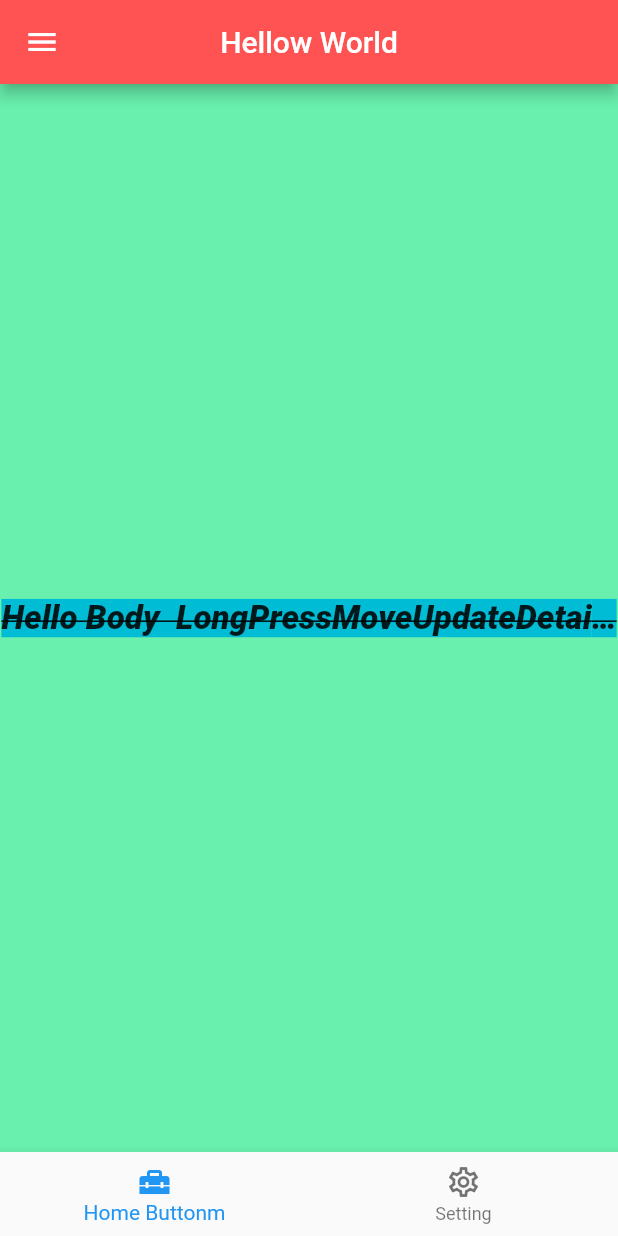
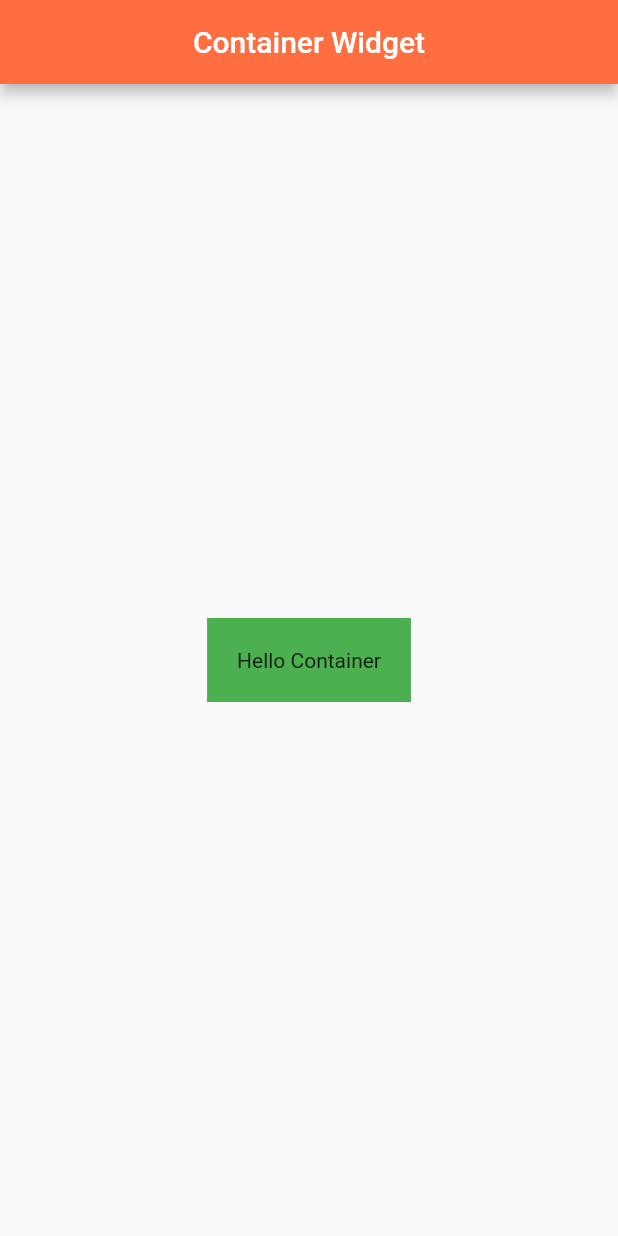
Before and after one commit to iAtharZaib/Flutter-Practice, a Flutter app: the screen it shows after launch, on a phone screen of 412 x 824 dp. Run offline on Flutter 3.47's test engine with Material 2 defaults, Android fonts, the light colour scheme and no system bars.

Commit message:
Container work

```diff
--- a/lib/main.dart
+++ b/lib/main.dart
@@ -1,4 +1,5 @@
 import 'package:flutter/material.dart';
+import 'package:myapp/screen/containerWidget.dart';
 import 'package:myapp/screen/homepage.dart';
 
 void main() {
@@ -17,7 +18,7 @@ class MyApp extends StatelessWidget {
         primarySwatch: Colors.red,
       ),
       // ignore: prefer_const_constructors
-      home: Homepage(),
+      home: ContainerWidget(),
     );
   }
 }
--- /dev/null
+++ b/lib/screen/containerWidget.dart
@@ -0,0 +1,28 @@
+import 'package:flutter/material.dart';
+
+class ContainerWidget extends StatelessWidget {
+  const ContainerWidget({Key? key}) : super(key: key);
+
+  @override
+  Widget build(BuildContext context) {
+    return Scaffold(
+      appBar: AppBar(
+        title: Text("Container Widget"),
+        centerTitle: true,
+        backgroundColor: Colors.deepOrangeAccent,
+      ),
+      body: InkWell(
+        onTap: () {
+          print("ajsdnjadn");
+        },
+        child: Center(
+          child: Container(
+            padding: EdgeInsets.all(20),
+            color: Colors.green,
+            child: Text("Hello Container"),
+          ),
+        ),
+      ),
+    );
+  }
+}
```
